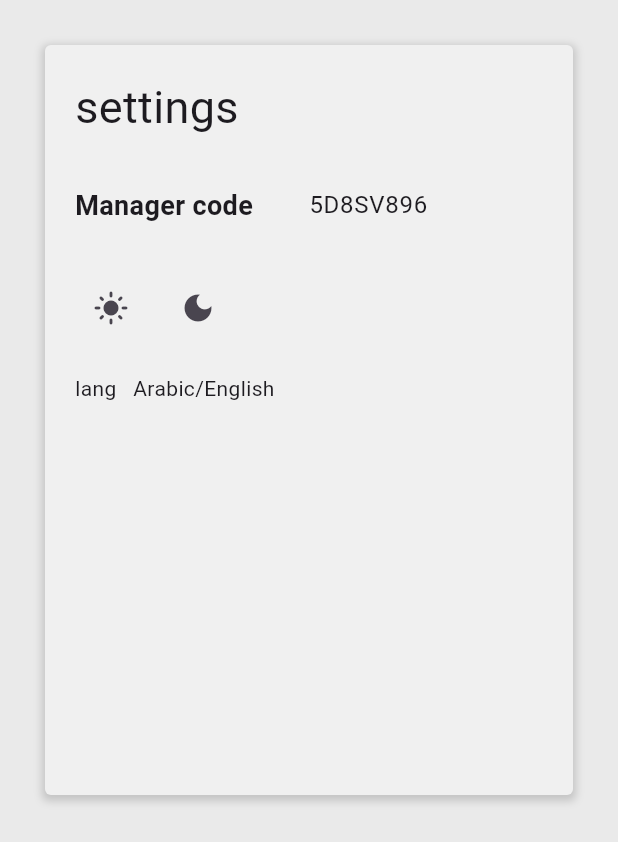
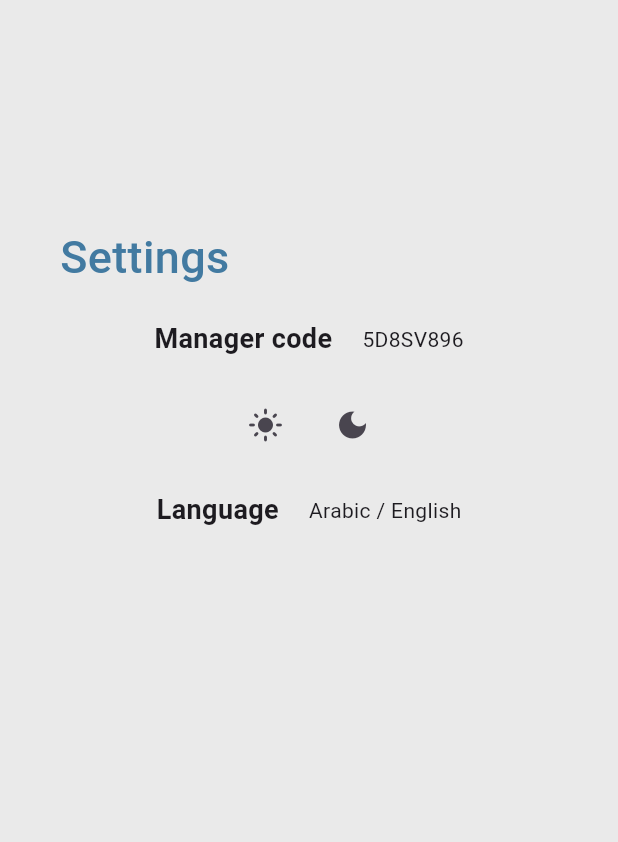
Before and after one commit to MohamedAbdelrehem/SLS-MVP_Microsoft, a Flutter app: the SettingsViewBody widget shown alone on an empty page, opened directly, on a phone screen of 412 x 824 dp. Shown: the top 842 px of the screen. Run offline on Flutter 3.47's test engine with Material 3 defaults, Android fonts, the phone set to English and light mode, and no system bars; our stand-ins replace curved_navigation_bar, flutter_gemini, flutter_map, flutter_svg, go_router, google_fonts and 2 more.

Commit message:
Update settings view layout and text styles

```diff
--- a/lib/features/home/widgets/settings_view_body.dart
+++ b/lib/features/home/widgets/settings_view_body.dart
@@ -1,4 +1,5 @@
 import 'package:flutter/material.dart';
+import 'package:sls_mvp_microsoft/constants.dart';
 import 'package:sls_mvp_microsoft/core/utils/styles.dart';
 import 'package:sls_mvp_microsoft/core/widgets/custom_container.dart';
 
@@ -8,9 +9,9 @@ class SettingsViewBody extends StatelessWidget {
   @override
   Widget build(BuildContext context) {
     return Padding(
-      padding: const EdgeInsets.all(30),
+      padding: const EdgeInsets.only(left: 20, right: 20, top: 130, bottom: 20),
       child: Expanded(
-        child: CustomContainer(
+        child: Container(
           width: 500,
           height: 500,
           child: Padding(
@@ -19,23 +20,25 @@ class SettingsViewBody extends StatelessWidget {
               crossAxisAlignment: CrossAxisAlignment.start,
               children: [
                 const Text(
-                  'settings',
-                  style: Styles.textStyle30,
+                  'Settings',
+                  style: TextStyle(
+                      fontSize: 30,
+                      fontWeight: FontWeight.w500,
+                      color: kPrimaryColor),
                 ),
                 const SizedBox(
                   height: 20,
                 ),
                 Row(
+                  mainAxisAlignment: MainAxisAlignment.center,
                   children: [
-                    const Expanded(
-                      child: Text('Manager code', style: Styles.textStyle18),
+                    Text(
+                      'Manager code',
+                      style: Styles.textStyle18,
                     ),
-                    Expanded(
-                      child: TextField(
-                        controller: TextEditingController(text: '5D8SV896'),
-                        decoration:
-                            const InputDecoration(border: InputBorder.none),
-                      ),
+                    const SizedBox(width: 20),
+                    Text(
+                      '5D8SV896',
                     ),
                   ],
                 ),
@@ -43,6 +46,7 @@ class SettingsViewBody extends StatelessWidget {
                   height: 20,
                 ),
                 Row(
+                  mainAxisAlignment: MainAxisAlignment.center,
                   children: [
                     IconButton(
                       onPressed: () {},
@@ -58,7 +62,18 @@ class SettingsViewBody extends StatelessWidget {
                   ],
                 ),
                 const SizedBox(height: 20),
-                const Text('lang   Arabic/English')
+                Row(
+                  mainAxisAlignment: MainAxisAlignment.center,
+                  children: [
+                    Text('Language', style: Styles.textStyle18),
+                    const SizedBox(width: 20),
+                    Text(
+                      'Arabic',
+                    ),
+                    Text(' / '),
+                    Text('English')
+                  ],
+                ),
               ],
             ),
           ),
```
